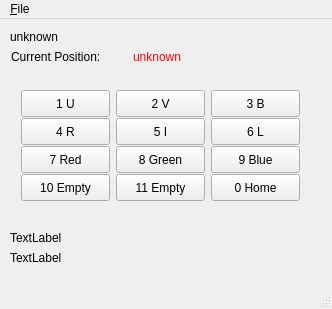
The window that mainwindow.ui (xyficu/flifilterwheelqt) describes before a commit, drawn with Qt 5.
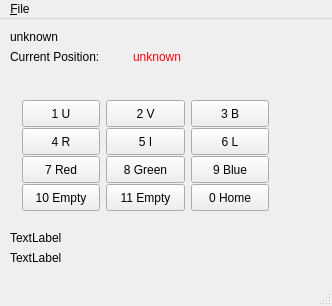
The same window after the commit.

```diff
--- a/mainwindow.ui
+++ b/mainwindow.ui
@@ -7,7 +7,7 @@
     <x>0</x>
     <y>0</y>
     <width>332</width>
-    <height>309</height>
+    <height>306</height>
    </rect>
   </property>
   <property name="windowTitle">
@@ -30,7 +30,7 @@
    <widget class="QLabel" name="label">
     <property name="geometry">
      <rect>
-      <x>11</x>
+      <x>10</x>
       <y>30</y>
       <width>116</width>
       <height>17</height>
@@ -79,31 +79,15 @@
      <string>TextLabel</string>
     </property>
    </widget>
-   <widget class="QWidget" name="layoutWidget">
+   <widget class="QWidget" name="">
     <property name="geometry">
      <rect>
-      <x>10</x>
-      <y>60</y>
-      <width>301</width>
+      <x>11</x>
+      <y>70</y>
+      <width>269</width>
       <height>128</height>
      </rect>
     </property>
-    <property name="font">
-     <font>
-      <weight>50</weight>
-      <italic>false</italic>
-      <bold>false</bold>
-     </font>
-    </property>
-    <property name="cursor">
-     <cursorShape>ArrowCursor</cursorShape>
-    </property>
-    <property name="autoFillBackground">
-     <bool>false</bool>
-    </property>
-    <property name="locale">
-     <locale language="English" country="UnitedStates"/>
-    </property>
     <layout class="QGridLayout" name="gridLayout">
      <item row="1" column="0">
       <widget class="QPushButton" name="pushButtonFW4">
```
Left out of the diff: 298 changed lines with no effect on the pictures.
